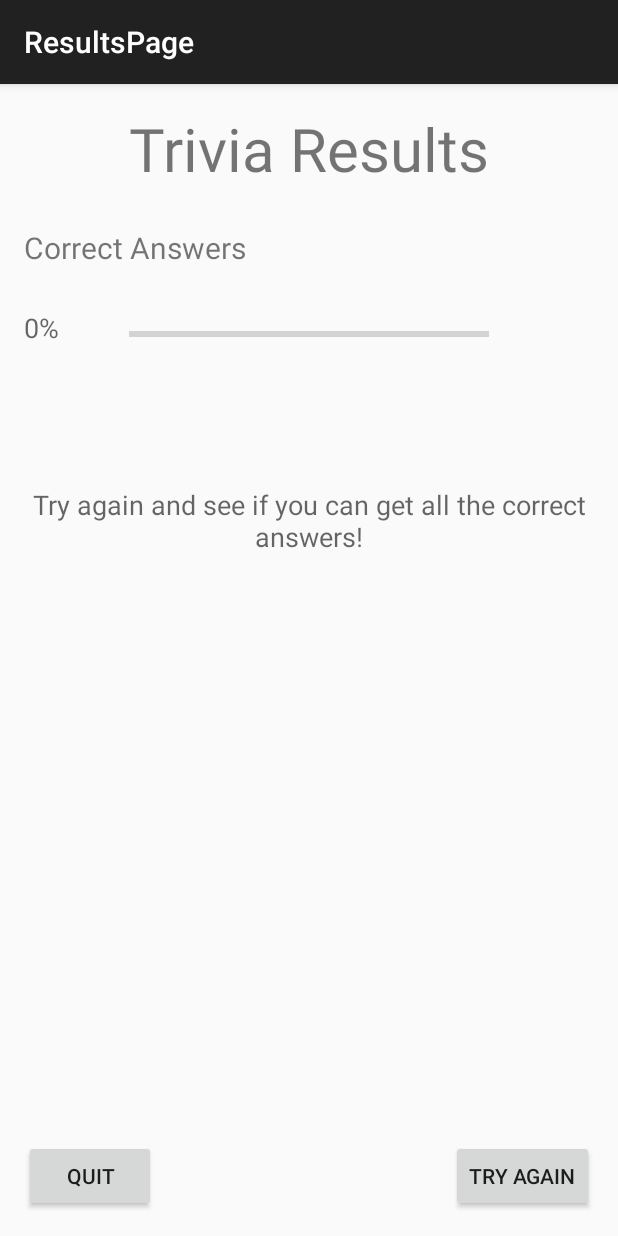
After one commit to Ejesalva/Hw3_Team8A, an Android app: the ResultsPage screen opened directly, with no data from a screen before it, on a phone screen of 412 x 824 dp. The commit adds this screen. Run offline under Robolectric (Android 15) with nearby library versions, the phone set to English and light mode, and no system bars; network calls fail.

Commit message:
Added results page, progress bar

```diff
--- a/app/src/main/AndroidManifest.xml
+++ b/app/src/main/AndroidManifest.xml
@@ -27,6 +27,10 @@
             android:name=".TriviaGame"
             android:label="@string/title_activity_trivia_game" >
         </activity>
+        <activity
+            android:name=".ResultsPage"
+            android:label="@string/title_activity_results_page" >
+        </activity>
     </application>
 
 </manifest>
--- /dev/null
+++ b/app/src/main/java/com/example/elijah/hw3_team8a/ResultsPage.java
@@ -0,0 +1,65 @@
+package com.example.elijah.hw3_team8a;
+
+import android.content.Intent;
+import android.support.v7.app.AppCompatActivity;
+import android.os.Bundle;
+import android.util.Log;
+import android.view.Menu;
+import android.view.MenuItem;
+import android.view.View;
+import android.widget.ProgressBar;
+import android.widget.TextView;
+
+import org.w3c.dom.Text;
+
+public class ResultsPage extends AppCompatActivity {
+
+    ProgressBar progressPercentCorrect;
+    TextView percentCorrect;
+    double numCorrect = 0, numQuestions = 1;
+    double progress = 0;
+
+
+    @Override
+    protected void onCreate(Bundle savedInstanceState) {
+        super.onCreate(savedInstanceState);
+        setContentView(R.layout.activity_results_page);
+
+        Bundle extras = getIntent().getExtras();
+        if(extras != null){
+            numCorrect = extras.getInt("numCorrect");
+            numQuestions = extras.getInt("numQuestions");
+            Log.d("test correct", String.valueOf(numCorrect));
+            Log.d("test questions", String.valueOf(numQuestions));
+        }
+
+        progressPercentCorrect = (ProgressBar) findViewById(R.id.progress_percentCorrect);
+        percentCorrect = (TextView) findViewById(R.id.results_percentage);
+
+        progress = (numCorrect / numQuestions) * 100;
+        Log.d("test result", String.valueOf(numCorrect/numQuestions));
+        progressPercentCorrect.setMax(100);
+        percentCorrect.setText((int)progress+ "%");
+        progressPercentCorrect.setProgress((int)progress);
+
+
+        findViewById(R.id.results_quitButton).setOnClickListener(new View.OnClickListener() {
+            @Override
+            public void onClick(View v) {
+                Intent mainActivity = new Intent(getBaseContext(), MainActivity.class);
+                startActivity(mainActivity);
+
+            }
+        });
+
+        findViewById(R.id.results_tryAgainButton).setOnClickListener(new View.OnClickListener() {
+            @Override
+            public void onClick(View v) {
+                Intent trivia = new Intent(getBaseContext(), TriviaGame.class);
+                startActivity(trivia);
+            }
+        });
+    }
+
+
+}
--- a/app/src/main/java/com/example/elijah/hw3_team8a/ServerQuiz.java
+++ b/app/src/main/java/com/example/elijah/hw3_team8a/ServerQuiz.java
@@ -10,9 +10,9 @@ import java.util.ArrayList;
 
 public class ServerQuiz {
     private int answerID, questionID;
-    private String Question;
+    private String Question = "";
     private ArrayList<String> userOptions = new ArrayList<String>();
-    private String userPic;
+    private String userPic = "";
 
     public ServerQuiz() {
     }
--- /dev/null
+++ b/app/src/main/res/layout/activity_results_page.xml
@@ -0,0 +1,75 @@
+<RelativeLayout xmlns:android="http://schemas.android.com/apk/res/android"
+    xmlns:tools="http://schemas.android.com/tools" android:layout_width="match_parent"
+    android:layout_height="match_parent" android:paddingLeft="@dimen/activity_horizontal_margin"
+    android:paddingRight="@dimen/activity_horizontal_margin"
+    android:paddingTop="@dimen/activity_vertical_margin"
+    android:paddingBottom="@dimen/activity_vertical_margin"
+    tools:context="com.example.elijah.hw3_team8a.ResultsPage"
+    android:id="@+id/correct_progressBar">
+
+    <TextView
+        android:layout_width="wrap_content"
+        android:layout_height="wrap_content"
+        android:text="@string/results_title"
+        android:id="@+id/results_title"
+        android:layout_alignParentTop="true"
+        android:layout_centerHorizontal="true"
+        android:textSize="40sp" />
+
+    <TextView
+        android:layout_width="wrap_content"
+        android:layout_height="wrap_content"
+        android:text="@string/results_subTitle"
+        android:id="@+id/results_subTitle"
+        android:layout_below="@+id/results_title"
+        android:layout_alignParentStart="true"
+        android:textSize="20sp"
+        android:layout_marginTop="25dp" />
+
+    <ProgressBar
+        android:layout_width="30dp"
+        android:layout_height="wrap_content"
+        android:id="@+id/progress_percentCorrect"
+        android:layout_below="@+id/results_subTitle"
+        android:layout_marginTop="36dp"
+        android:layout_alignEnd="@+id/results_title"
+        android:layout_alignStart="@+id/results_title"
+        android:indeterminate="false"
+        style="@style/Widget.AppCompat.ProgressBar.Horizontal"/>
+
+    <TextView
+        android:layout_width="wrap_content"
+        android:layout_height="wrap_content"
+        android:textAppearance="?android:attr/textAppearanceMedium"
+        android:text="@string/correct_percentage"
+        android:id="@+id/results_percentage"
+        android:layout_alignBottom="@+id/progress_percentCorrect"
+        android:layout_alignParentStart="true" />
+
+    <TextView
+        android:layout_width="wrap_content"
+        android:layout_height="wrap_content"
+        android:textAppearance="?android:attr/textAppearanceMedium"
+        android:text="@string/results_encourage_imperfect"
+        android:id="@+id/results_encourage"
+        android:layout_below="@+id/progress_percentCorrect"
+        android:layout_centerHorizontal="true"
+        android:layout_marginTop="93dp"
+        android:gravity="center_horizontal" />
+
+    <Button
+        android:layout_width="wrap_content"
+        android:layout_height="wrap_content"
+        android:text="@string/quit"
+        android:id="@+id/results_quitButton"
+        android:layout_alignParentBottom="true"
+        android:layout_alignParentStart="true" />
+
+    <Button
+        android:layout_width="wrap_content"
+        android:layout_height="wrap_content"
+        android:text="@string/results_tryAgain"
+        android:id="@+id/results_tryAgainButton"
+        android:layout_alignTop="@+id/results_quitButton"
+        android:layout_alignParentEnd="true" />
+</RelativeLayout>
--- a/app/src/main/res/layout/activity_trivia_game.xml
+++ b/app/src/main/res/layout/activity_trivia_game.xml
@@ -8,8 +8,8 @@
 
     <ImageView
         android:id="@+id/imageV_quizImage"
-        android:layout_width="150dp"
-        android:layout_height="100dp"
+        android:layout_width="200dp"
+        android:layout_height="150dp"
         android:layout_gravity="center_horizontal"
         android:src="@drawable/blank"
         android:layout_alignParentTop="true"
--- a/app/src/main/res/values/strings.xml
+++ b/app/src/main/res/values/strings.xml
@@ -20,4 +20,11 @@
     <string name="quit">Quit</string>
     <string name="quiz_next">Next</string>
     <string name="quiz_question">Question:</string>
+    <string name="title_activity_results_page">ResultsPage</string>
+    <string name="results_title">Trivia Results</string>
+    <string name="results_subTitle">Correct Answers</string>
+    <string name="correct_percentage">0%</string>
+    <string name="results_encourage_imperfect">Try again and see if you can get all the correct answers!</string>
+    <string name="results_encourage_perfect">Congratulations! You got a perfect score!</string>
+    <string name="results_tryAgain">Try Again</string>
 </resources>
```
Also changed, not shown: app/src/main/java/com/example/elijah/hw3_team8a/TriviaGame.java (+99 -23 lines), app/src/main/res/menu/menu_results_page.xml (added, +7 -0 lines).
